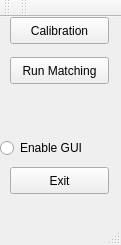
Old version of the form mainwindow.ui in the repository jcmayoral/VisionUtils.
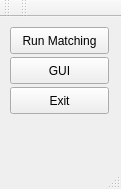
New version of the form.

Patch:
```diff
--- a/mainwindow.ui
+++ b/mainwindow.ui
@@ -7,31 +7,18 @@
     <x>0</x>
     <y>0</y>
     <width>121</width>
-    <height>245</height>
+    <height>189</height>
    </rect>
   </property>
   <property name="windowTitle">
    <string>MainWindow</string>
   </property>
   <widget class="QWidget" name="centralWidget">
-   <widget class="QPushButton" name="calibration_button">
-    <property name="geometry">
-     <rect>
-      <x>10</x>
-      <y>0</y>
-      <width>99</width>
-      <height>27</height>
-     </rect>
-    </property>
-    <property name="text">
-     <string>Calibration</string>
-    </property>
-   </widget>
    <widget class="QPushButton" name="match_button">
     <property name="geometry">
      <rect>
       <x>10</x>
-      <y>40</y>
+      <y>10</y>
       <width>99</width>
       <height>27</height>
      </rect>
@@ -44,7 +31,7 @@
     <property name="geometry">
      <rect>
       <x>10</x>
-      <y>150</y>
+      <y>70</y>
       <width>99</width>
       <height>27</height>
      </rect>
@@ -53,17 +40,17 @@
      <string>Exit</string>
     </property>
    </widget>
-   <widget class="QRadioButton" name="Visualize">
+   <widget class="QPushButton" name="gui_button">
     <property name="geometry">
      <rect>
-      <x>0</x>
-      <y>120</y>
-      <width>117</width>
-      <height>22</height>
+      <x>10</x>
+      <y>40</y>
+      <width>99</width>
+      <height>27</height>
      </rect>
     </property>
     <property name="text">
-     <string>Enable GUI </string>
+     <string>GUI</string>
     </property>
    </widget>
   </widget>
```
